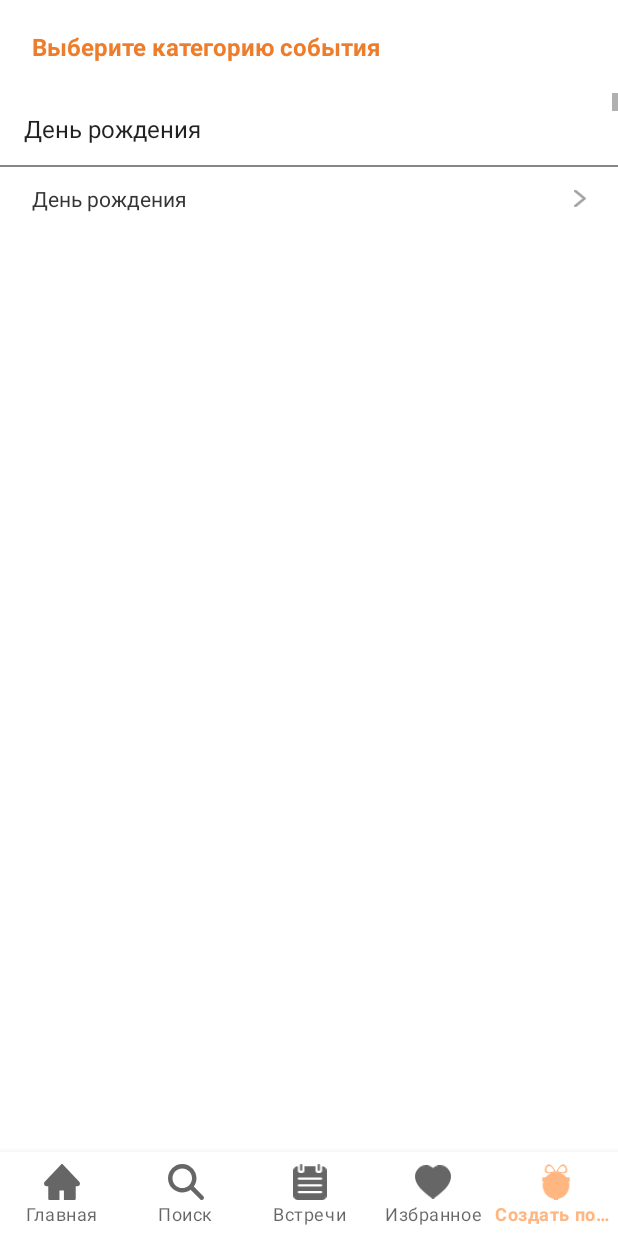
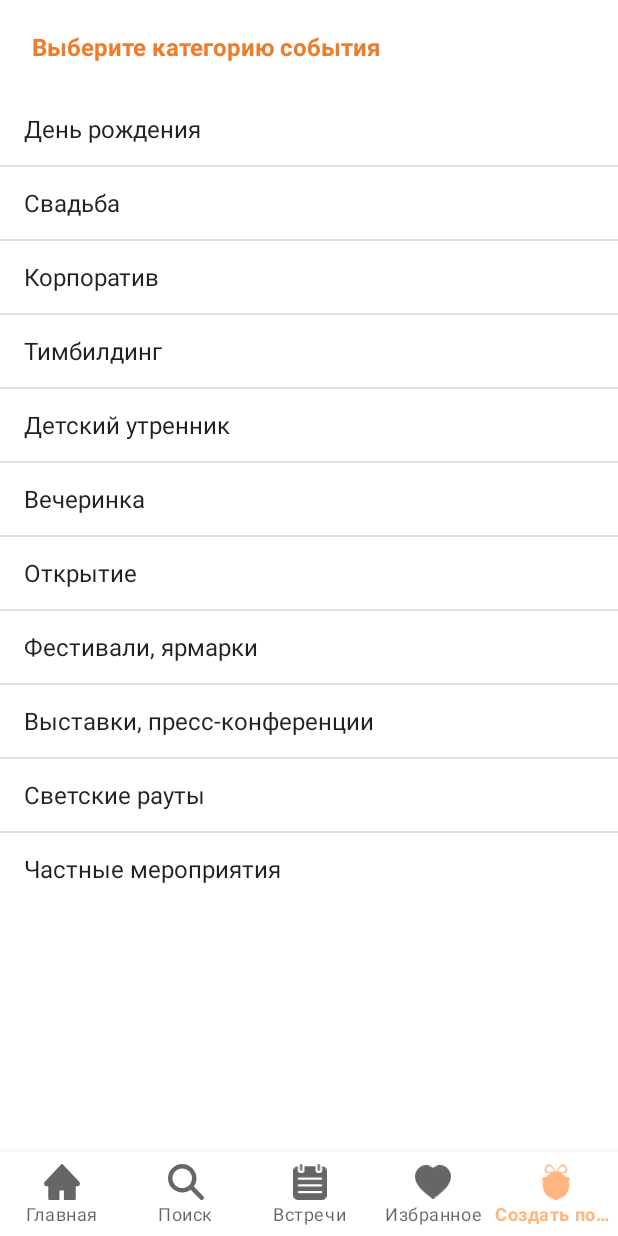
Before and after one commit to MikaOlala/toigether-anddroid-app, an Android app: the GenerationFragment screen opened through its navigation route, on a phone screen of 412 x 824 dp. Run offline under Robolectric (Android 15) with nearby library versions, the phone set to English and light mode, and no system bars; our stand-ins replace navigation-ui.

Commit message:
fixed list problem in category menu

```diff
--- a/app/src/main/java/com/example/toigether/ui/generation/GenerationFragment.java
+++ b/app/src/main/java/com/example/toigether/ui/generation/GenerationFragment.java
@@ -38,6 +38,13 @@ public class GenerationFragment extends Fragment {
         categories.add("Свадьба");
         categories.add("Корпоратив");
         categories.add("Тимбилдинг");
+        categories.add("Детский утренник");
+        categories.add("Вечеринка");
+        categories.add("Открытие");
+        categories.add("Фестивали, ярмарки");
+        categories.add("Выставки, пресс-конференции");
+        categories.add("Светские рауты");
+        categories.add("Частные мероприятия");
 
         ArrayAdapter<String> arrayAdapter = new ArrayAdapter<String>(this.getContext(), android.R.layout.simple_list_item_1, categories);
         list.setAdapter(arrayAdapter);
--- a/app/src/main/res/layout/fragment_generation.xml
+++ b/app/src/main/res/layout/fragment_generation.xml
@@ -17,37 +17,33 @@
         android:layout_marginVertical="20sp"
         android:layout_marginStart="21sp"/>
 
-    <ScrollView
-        android:layout_width="match_parent"
-        android:layout_height="wrap_content"
-        android:scrollbars="none">
         <LinearLayout
             android:layout_width="match_parent"
-            android:layout_height="wrap_content"
+            android:layout_height="match_parent"
             android:orientation="vertical">
             <ListView
                 android:id="@+id/categoryList"
                 android:layout_width="match_parent"
-                android:layout_height="wrap_content"/>
-            <androidx.constraintlayout.widget.ConstraintLayout
-                android:layout_width="match_parent"
-                android:layout_height="44sp">
-                <View
-                    android:layout_width="match_parent"
-                    android:layout_height="1sp"
-                    android:background="@color/gray"
-                    app:layout_constraintTop_toTopOf="parent"
-                    app:layout_constraintLeft_toLeftOf="parent"
-                    tools:ignore="SmallSp" />
-                <TextView
-                    style="@style/category_name"
-                    android:text="@string/birthday"
-                    tools:ignore="MissingConstraints" />
-                <ImageView
-                    style="@style/category_arrow"
-                    tools:ignore="MissingConstraints" />
-            </androidx.constraintlayout.widget.ConstraintLayout>
+                android:layout_height="wrap_content" />
 
+<!--            <androidx.constraintlayout.widget.ConstraintLayout-->
+<!--                android:layout_width="match_parent"-->
+<!--                android:layout_height="44sp">-->
+<!--                <View-->
+<!--                    android:layout_width="match_parent"-->
+<!--                    android:layout_height="1sp"-->
+<!--                    android:background="@color/gray"-->
+<!--                    app:layout_constraintTop_toTopOf="parent"-->
+<!--                    app:layout_constraintLeft_toLeftOf="parent"-->
+<!--                    tools:ignore="SmallSp" />-->
+<!--                <TextView-->
+<!--                    style="@style/category_name"-->
+<!--                    android:text="@string/birthday"-->
+<!--                    tools:ignore="MissingConstraints" />-->
+<!--                <ImageView-->
+<!--                    style="@style/category_arrow"-->
+<!--                    tools:ignore="MissingConstraints" />-->
+<!--            </androidx.constraintlayout.widget.ConstraintLayout>-->
         </LinearLayout>
-    </ScrollView>
+
 </LinearLayout>
```
